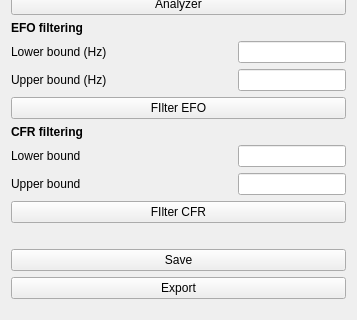
Above: pyminflux/ui/wizard.ui from bsse-scf/pyMINFLUX before the change; both pictures show x 0 to 357 and y 258 to 578 of the 357 by 939 pixel window. Below: the same form after it.
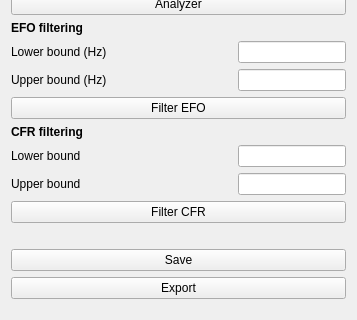
That is the form after the change.

Commit message: Correct UI typo

```diff
--- a/pyminflux/ui/wizard.ui
+++ b/pyminflux/ui/wizard.ui
@@ -264,7 +264,7 @@
      <item>
       <widget class="QPushButton" name="pbEFOFilter">
        <property name="text">
-        <string>FIlter EFO</string>
+        <string>Filter EFO</string>
        </property>
       </widget>
      </item>
@@ -325,7 +325,7 @@
      <item>
       <widget class="QPushButton" name="pbCFRFilter">
        <property name="text">
-        <string>FIlter CFR</string>
+        <string>Filter CFR</string>
        </property>
       </widget>
      </item>
```
The commit also changes 1 other file.
